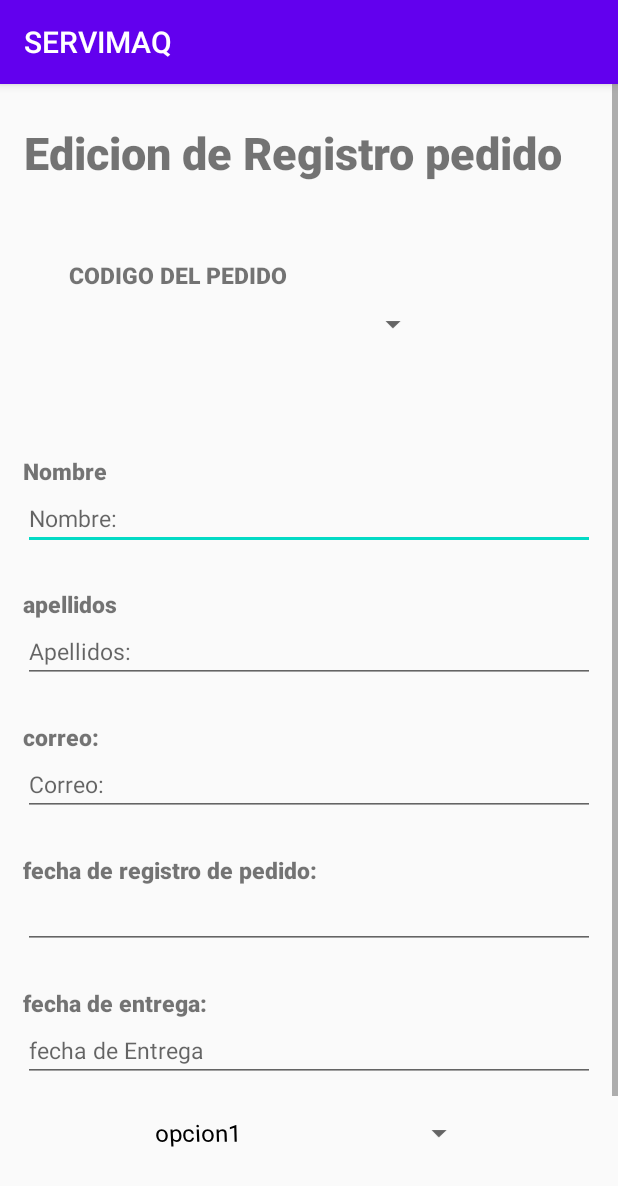
After one commit to BryanORCc/Servimaq, an Android app: the detalle_pedido screen opened directly, with no data from a screen before it, on a phone screen of 412 x 824 dp. The commit adds this screen. Shown: the top 1186 px of the screen. Run offline under Robolectric (Android 15) with nearby library versions, the phone set to English and light mode, and no system bars.

Commit message:
carga de datos (pedidos)

```diff
--- a/app/src/main/AndroidManifest.xml
+++ b/app/src/main/AndroidManifest.xml
@@ -13,6 +13,9 @@
         android:roundIcon="@mipmap/ic_launcher_round"
         android:supportsRtl="true"
         android:theme="@style/AppTheme">
+        <activity
+            android:name=".detalle_pedido"
+            android:exported="true" />
         <activity
             android:name=".Listar_pedidos"
             android:exported="true" />
--- a/app/src/main/java/com/example/servimaq/Listar_pedidos.java
+++ b/app/src/main/java/com/example/servimaq/Listar_pedidos.java
@@ -42,7 +42,7 @@ public class Listar_pedidos extends AppCompatActivity {
 
         SQLConexion db = new SQLConexion();
 
-        //--SELECT INFORMACION NEUMATICO--------------------------------------------------------
+
         try {
             Statement st = db.ConexionDB(getApplicationContext()).createStatement();
             ResultSet rs = st.executeQuery("select codPedido,NombresCliente,ApellidosCliente,Correo,FechaActual,FechaEntrega,ModoPago,DNI from T_Pedido;");
--- /dev/null
+++ b/app/src/main/java/com/example/servimaq/detalle_pedido.java
@@ -0,0 +1,155 @@
+package com.example.servimaq;
+
+import androidx.appcompat.app.AppCompatActivity;
+
+import android.content.Context;
+import android.content.Intent;
+import android.os.Bundle;
+import android.util.Log;
+import android.view.View;
+import android.widget.AdapterView;
+import android.widget.ArrayAdapter;
+import android.widget.Button;
+import android.widget.EditText;
+import android.widget.Spinner;
+import android.widget.TextView;
+import android.widget.Toast;
+
+import com.example.servimaq.db.SQLConexion;
+
+import java.sql.ResultSet;
+import java.sql.Statement;
+import java.util.ArrayList;
+
+public class detalle_pedido extends AppCompatActivity {
+    Context c;
+    EditText nombrecliente,apellidocliente,correo,dni,FechaActual,FechadePago;
+    Button  btnModificarP, btnCancelarP, btnConfirmarP;
+    Spinner spinner1;
+    ArrayList<String> opciones = new ArrayList<>();
+    ArrayList<String> datosDePago = new ArrayList<>();
+    Spinner codigoPedido;
+    String pedidoId;
+    @Override
+    protected void onCreate(Bundle savedInstanceState) {
+        super.onCreate(savedInstanceState);
+        setContentView(R.layout.activity_detalle_pedido);
+
+
+        nombrecliente=findViewById(R.id.EtNombreCliente);
+        apellidocliente=findViewById(R.id.EtApellidoCliente);
+        correo=findViewById(R.id.EtCorreo);
+        FechaActual=findViewById(R.id.EtFechaActual);
+        FechadePago=findViewById(R.id.EtFechaEntrega);
+        dni=findViewById(R.id.EtDni);
+        btnModificarP=findViewById(R.id.btnModificarP);
+        btnCancelarP=findViewById(R.id.btnCancelarP);
+        btnConfirmarP=findViewById(R.id.btnConfirmarP);
+        spinner1=findViewById(R.id.Spi_Modo_Pago);
+        codigoPedido=findViewById(R.id.Spi_codigoPedido);
+
+        opciones.add("opcion1");
+        opciones.add("opcion2");
+        opciones.add("opcion3");
+        ArrayAdapter adapter = new ArrayAdapter(this,android.R.layout.simple_spinner_dropdown_item, opciones);
+        spinner1.setAdapter(adapter);
+
+        Intent datos = getIntent();
+
+        pedidoId = datos.getStringExtra("codigo");
+        Log.e("id",pedidoId+"cual");
+
+        ///carga de Datos inicial
+        try {
+            SQLConexion conexion =new SQLConexion();
+            Statement st = conexion.ConexionDB(getApplicationContext()).createStatement();
+            Log.e("id1","-********"+st);
+            ResultSet rs = st.executeQuery("select * from T_Pedido where codPedido ='"+pedidoId+"';");
+            Log.e("id2","-********"+rs);
+            if (!rs.next()) {
+                Toast.makeText(getApplicationContext(),"No se encontraron registros",Toast.LENGTH_SHORT).show();
+            }
+            else {
+                do {
+                    Log.e("id3",""+rs.getString(2));
+                    nombrecliente.setText(rs.getString(2));
+                    apellidocliente.setText(rs.getString(3));
+                    correo.setText(rs.getString(4));
+                    FechaActual.setText(rs.getString(5));
+                    FechadePago.setText(rs.getString(6));
+                    dni.setText(""+rs.getInt(8));
+                } while (rs.next());
+
+            }
+        }
+        catch (Exception e) {
+            Toast.makeText(getApplicationContext(),"errror:",Toast.LENGTH_SHORT).show();
+        }
+
+
+//////////////cargando los ID en un array/////
+        try {
+            SQLConexion conexion =new SQLConexion();
+            Statement st = conexion.ConexionDB(getApplicationContext()).createStatement();
+            Log.e("id-4","-********"+st);
+            ResultSet rs = st.executeQuery("select codPedido from T_Pedido");//llena con codigos de la tabla
+            Log.e("id-4","-********"+rs);
+            if (!rs.next()) {
+                Toast.makeText(getApplicationContext(),"No se encontraron registros",Toast.LENGTH_SHORT).show();
+            }
+            else {
+                do {
+                    //ARRAY LIST - INFORMACION PARA EL SPINNER-------------
+                    datosDePago.add(rs.getString(1));
+                    Log.e("id5",rs.getString(1));
+                } while (rs.next());///va agregando cada ID
+                ArrayAdapter adaptador = new ArrayAdapter(getApplicationContext(),android.R.layout.simple_spinner_dropdown_item, datosDePago);
+                codigoPedido.setAdapter(adaptador);
+                int x = -1;
+                do{
+                    x++;
+                }while (datosDePago.get(x).equalsIgnoreCase(pedidoId));
+                codigoPedido.setSelection(x);
+            }
+        }
+        catch (Exception e) {
+            Toast.makeText(getApplicationContext(),e.getMessage(),Toast.LENGTH_SHORT).show();
+        }
+
+        //SELECCION DE OPCION - SPINNER DETALLE :::::::::::::::::::::::::::::::::::::::::::::::::::::::::::::::::::::::::::::::::::::::::::
+        codigoPedido.setOnItemSelectedListener(new AdapterView.OnItemSelectedListener() {
+            @Override
+            public void onItemSelected(AdapterView<?> adapterView, View view, int i, long l) {
+                pedidoId=datosDePago.get(i);
+
+                //--CARGAR DATOS AL SPINNER DE PEDIDOS------------------------------------------------------------------------------
+                try {
+                    SQLConexion conexion =new SQLConexion();
+                    Statement st = conexion.ConexionDB(getApplicationContext()).createStatement();
+                    ResultSet rs = st.executeQuery("select * from T_Pedido where codPedido = '"+ pedidoId +"';");
+                    if (!rs.next()) {
+                        Toast.makeText(getApplicationContext(),"No se encontraron registros",Toast.LENGTH_SHORT).show();
+                    }
+                    else {
+                        do {
+                            nombrecliente.setText(rs.getString(2));
+                            apellidocliente.setText(rs.getString(3));
+                            correo.setText(rs.getString(4));
+                            FechaActual.setText(rs.getString(5));
+                            FechadePago.setText(rs.getString(6));
+                            dni.setText(""+rs.getInt(8));
+                        } while (rs.next());///
+                    }
+                }
+                catch (Exception e) {
+                    Toast.makeText(getApplicationContext(),e.getMessage(),Toast.LENGTH_SHORT).show();
+                }
+            }
+            @Override
+            public void onNothingSelected(AdapterView<?> adapterView) {
+
+            }
+        });
+
+    }
+}
--- /dev/null
+++ b/app/src/main/res/layout/activity_detalle_pedido.xml
@@ -0,0 +1,207 @@
+<?xml version="1.0" encoding="utf-8"?>
+<LinearLayout xmlns:android="http://schemas.android.com/apk/res/android"
+    xmlns:app="http://schemas.android.com/apk/res-auto"
+    xmlns:tools="http://schemas.android.com/tools"
+    android:layout_width="match_parent"
+    android:layout_height="match_parent"
+    tools:context=".detalle_pedido">
+
+    <ScrollView
+        android:layout_width="match_parent"
+        android:layout_height="match_parent">
+
+        <LinearLayout
+            android:layout_width="match_parent"
+            android:layout_height="match_parent"
+            android:layout_marginHorizontal="15dp"
+            android:orientation="vertical">
+
+            <!--TITULO_______________________________________-->
+            <LinearLayout
+                android:layout_width="wrap_content"
+                android:layout_height="wrap_content">
+
+                <TextView
+                    android:layout_width="0dp"
+                    android:layout_weight="0.85"
+                    android:layout_height="wrap_content"
+                    android:text="Edicion de Registro pedido"
+                    android:textSize="30dp"
+                    android:layout_marginVertical="25dp"
+                    android:textAlignment="center"
+                    android:fontFamily="sans-serif-black"
+                    />
+            </LinearLayout>
+
+            <LinearLayout
+                android:layout_width="wrap_content"
+                android:layout_height="wrap_content"
+                android:orientation="vertical"
+                android:layout_marginBottom="30dp"
+                android:layout_gravity="center"
+               >
+                <TextView
+                    android:layout_width="wrap_content"
+                    android:layout_height="wrap_content"
+                    android:layout_marginTop="25dp"
+                    android:fontFamily="sans-serif-black"
+                    android:text="CODIGO DEL PEDIDO"
+                    android:textSize="15dp" />
+
+                <Spinner
+                    android:id="@+id/Spi_codigoPedido"
+                    android:layout_width="160dp"
+                    android:layout_height="wrap_content"
+                    android:layout_marginHorizontal="80dp"
+                    android:layout_marginTop="10dp"
+                    android:layout_marginBottom="20dp"
+                    android:baselineAligned="false"
+                    android:rotationX="-12"
+                    android:textSize="15dp" />
+            </LinearLayout>
+
+            <TextView
+                android:layout_width="wrap_content"
+                android:layout_height="wrap_content"
+                android:text="Nombre"
+                android:fontFamily="sans-serif-black"
+                android:layout_marginTop="25dp"
+                android:textSize="15dp"
+                />
+            <EditText
+                android:id="@+id/EtNombreCliente"
+                android:layout_width="match_parent"
+                android:layout_height="match_parent"
+                android:inputType="text"
+                android:hint="Nombre:"
+                android:textSize="15dp" />
+            <TextView
+                android:layout_width="wrap_content"
+                android:layout_height="wrap_content"
+                android:text="apellidos"
+                android:fontFamily="sans-serif-black"
+                android:layout_marginTop="25dp"
+                android:textSize="15dp"
+                />
+            <EditText
+                android:id="@+id/EtApellidoCliente"
+                android:layout_width="match_parent"
+                android:layout_height="match_parent"
+
+                android:hint="Apellidos:"
+                android:inputType="text"
+                android:textSize="15dp" />
+            <TextView
+                android:layout_width="wrap_content"
+                android:layout_height="wrap_content"
+                android:text="correo:"
+                android:fontFamily="sans-serif-black"
+                android:layout_marginTop="25dp"
+                android:textSize="15dp"
+                />
+            <EditText
+                android:id="@+id/EtCorreo"
+                android:layout_width="match_parent"
+                android:layout_height="match_parent"
+                android:hint="Correo:"
+                android:inputType="textEmailAddress"
+                android:textSize="15dp" />
+
+            <TextView
+                android:layout_width="wrap_content"
+                android:layout_height="wrap_content"
+                android:text="fecha de registro de pedido:"
+                android:fontFamily="sans-serif-black"
+                android:layout_marginTop="25dp"
+                android:textSize="15dp"
+                />
+            <EditText
+                android:id="@+id/EtFechaActual"
+                android:layout_width="match_parent"
+                android:layout_height="match_parent"
+
+                android:textSize="15dp" />
+            <TextView
+                android:layout_width="wrap_content"
+                android:layout_height="wrap_content"
+                android:text="fecha de entrega:"
+                android:fontFamily="sans-serif-black"
+                android:layout_marginTop="25dp"
+                android:textSize="15dp"
+                />
+            <EditText
+                android:id="@+id/EtFechaEntrega"
+                android:inputType="date"
+                android:focusable="false"
+                android:clickable="true"
+                android:layout_width="match_parent"
+                android:layout_height="match_parent"
+                android:hint="fecha de Entrega"
+                android:justificationMode="inter_word"
+                android:textSize="15dp" />
+
+            <Spinner
+                android:id="@+id/Spi_Modo_Pago"
+                android:layout_width="match_parent"
+                android:layout_height="match_parent"
+                android:layout_marginHorizontal="80dp"
+                android:layout_marginTop="10dp"
+                android:layout_marginBottom="20dp"
+                android:baselineAligned="false"
+                android:rotationX="-12"
+                android:textSize="15dp" />
+
+            <EditText
+                android:id="@+id/EtDni"
+                android:layout_width="match_parent"
+                android:layout_height="match_parent"
+                android:layout_marginTop="25dp"
+                android:hint="Insertar Dni:"
+                android:inputType="number"
+                android:maxLength="8"
+                android:textSize="15dp" />
+            <LinearLayout
+                android:layout_width="match_parent"
+                android:layout_height="wrap_content"
+                android:orientation="horizontal"
+                android:layout_marginTop="15dp">
+
+                    <Button
+                        android:id="@+id/btnModificarP"
+                        android:layout_width="0dp"
+                        android:layout_weight="0.5"
+                        android:layout_height="wrap_content"
+                        android:text="Modificar"
+                        android:textStyle="bold"
+                        android:layout_gravity="center"
+                        android:layout_marginRight="10dp"/>
+
+                    <Button
+                        android:id="@+id/btnConfirmarP"
+                        android:layout_width="0dp"
+                        android:layout_weight="0.5"
+                        android:layout_height="wrap_content"
+                        android:text="Confirmar"
+                        android:textStyle="bold"
+                        android:layout_gravity="center"
+                        android:layout_marginRight="10dp"/>
+
+
+                <Button
+                    android:id="@+id/btnCancelarP"
+                    android:layout_width="0dp"
+                    android:layout_weight="0.5"
+                    android:layout_height="wrap_content"
+                    android:text="Cancelar"
+                    android:textStyle="bold"
+                    android:layout_gravity="center"
+                    android:layout_marginLeft="10dp"/>
+
+            </LinearLayout><!--FIN______________________________________________________________-->
+
+
+        </LinearLayout>
+
+    </ScrollView>
+
+</LinearLayout>
```
Also changed, not shown: app/src/main/java/com/example/servimaq/Pedido_Catalogo.java (+53 -22 lines), app/src/main/java/com/example/servimaq/db/SQLConexion.java (+6 -5 lines), app/src/main/java/com/example/servimaq/registro_cliente.java (+1 -11 lines), app/src/main/res/layout/pedido_lista.xml (+6 -1 lines).
